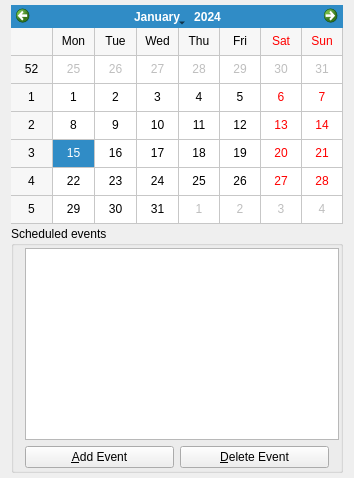
Qt form src/schedulewidget.ui (BackupTheBerlios/tinyorganizer) before a commit.
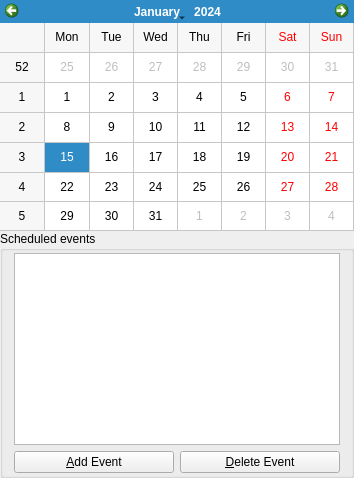
The same form after that commit.

```diff
--- a/src/schedulewidget.ui
+++ b/src/schedulewidget.ui
@@ -19,14 +19,11 @@
    <string>ScheduleWidget</string>
   </property>
   <layout class="QGridLayout" name="gridLayout" >
-   <property name="topMargin" >
-    <number>5</number>
-   </property>
-   <property name="bottomMargin" >
-    <number>5</number>
+   <property name="margin" >
+    <number>0</number>
    </property>
    <property name="spacing" >
-    <number>2</number>
+    <number>0</number>
    </property>
    <item row="0" column="0" >
     <widget class="QCalendarWidget" name="calendarWidget" >
```
